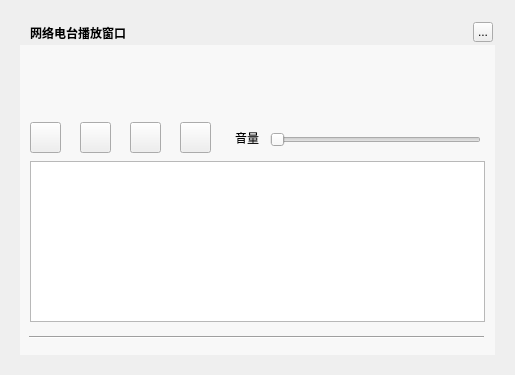
Qt form TTKCore/musicUi/musicToolswidget/musicwebentainradiowidget.ui (jjzhang166/Musicplayer) before a commit.
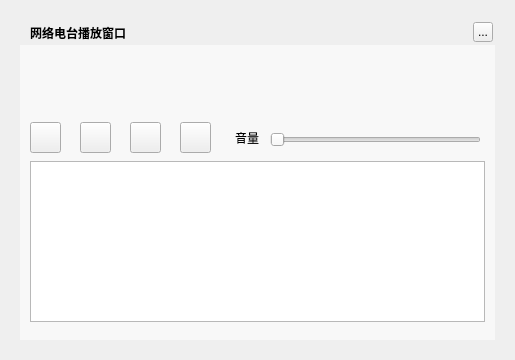
The same form after that commit. Custom widgets are drawn as their Qt base class.

Diff of the .ui file:
```diff
--- a/TTKCore/musicUi/musicToolswidget/musicwebentainradiowidget.ui
+++ b/TTKCore/musicUi/musicToolswidget/musicwebentainradiowidget.ui
@@ -7,7 +7,7 @@
     <x>0</x>
     <y>0</y>
     <width>515</width>
-    <height>375</height>
+    <height>360</height>
    </rect>
   </property>
   <property name="windowTitle">
@@ -19,7 +19,7 @@
      <x>20</x>
      <y>20</y>
      <width>475</width>
-     <height>335</height>
+     <height>320</height>
     </rect>
    </property>
    <property name="text">
@@ -55,19 +55,6 @@
     <string>...</string>
    </property>
   </widget>
-  <widget class="Line" name="line_2">
-   <property name="geometry">
-    <rect>
-     <x>29</x>
-     <y>335</y>
-     <width>455</width>
-     <height>5</height>
-    </rect>
-   </property>
-   <property name="orientation">
-    <enum>Qt::Horizontal</enum>
-   </property>
-  </widget>
   <widget class="QListWidget" name="listWidget">
    <property name="geometry">
     <rect>
@@ -191,7 +178,7 @@
      <x>20</x>
      <y>45</y>
      <width>475</width>
-     <height>310</height>
+     <height>295</height>
     </rect>
    </property>
    <property name="styleSheet">
@@ -213,6 +200,13 @@
   <zorder>label_2</zorder>
   <zorder>stateLabel</zorder>
  </widget>
+ <customwidgets>
+  <customwidget>
+   <class>MusicClickedSlider</class>
+   <extends>QSlider</extends>
+   <header>musicclickedslider.h</header>
+  </customwidget>
+ </customwidgets>
  <resources/>
  <connections/>
 </ui>
```
Left out of the diff: 5 changed lines with no effect on the pictures.
